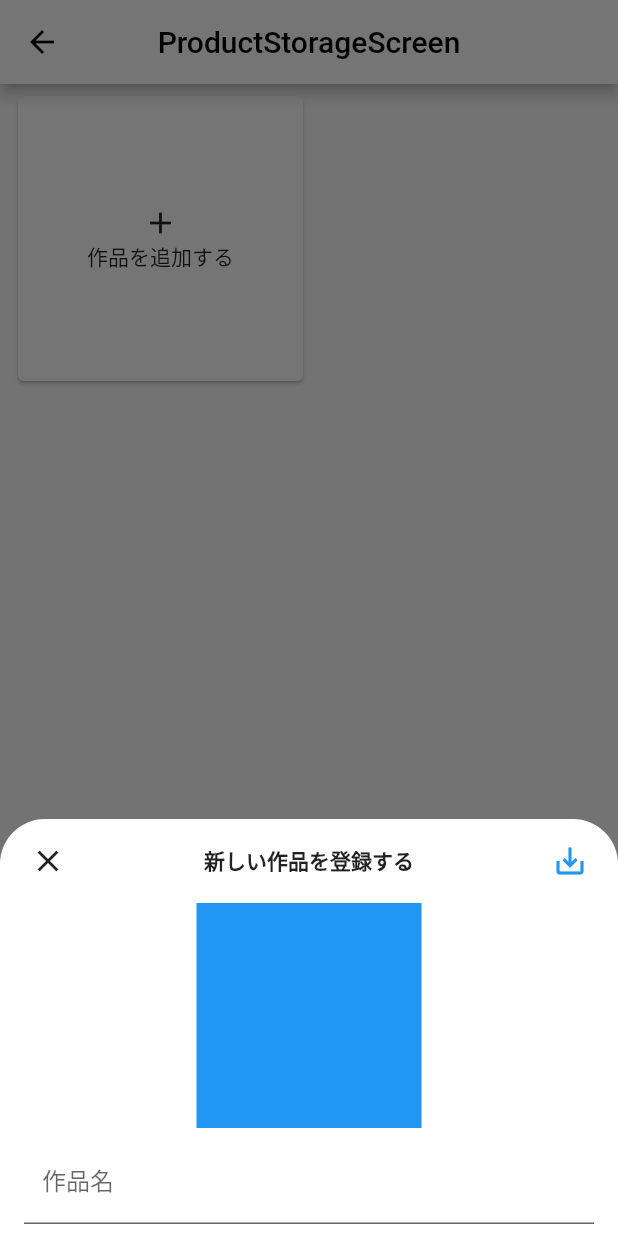
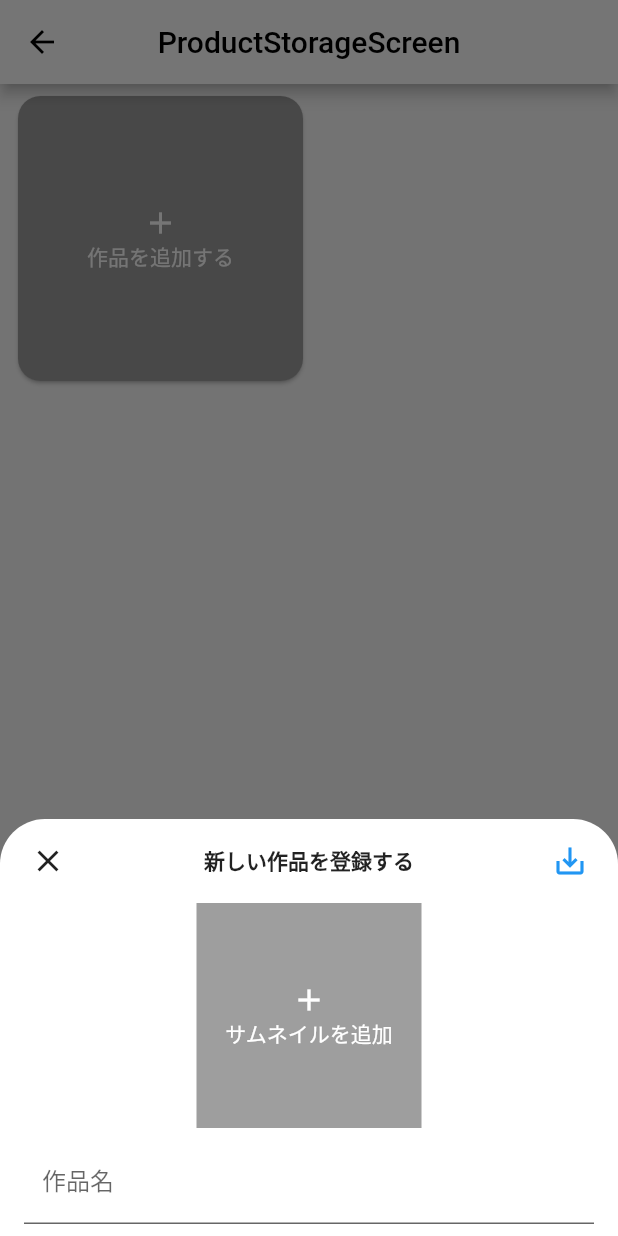
Before and after one commit to san-taki/dojin_hub, a Flutter app: the ProductStorageScreen screen opened by its route, after a tap on "作品を追加する", on a phone screen of 412 x 824 dp. Run offline on Flutter 3.47's test engine with Material 2 defaults, Android fonts, the light colour scheme and no system bars; our stand-ins replace file_picker, flutter_hooks, flutter_riverpod, fluttertoast, freezed_annotation, hooks_riverpod and 1 more; missing offline and left inert: enum_to_string; statements that could not run were skipped.

Commit message:
画像の加工まわりを修正

```diff
--- a/lib/generated_plugin_registrant.dart
+++ b/lib/generated_plugin_registrant.dart
@@ -5,11 +5,13 @@
 // ignore_for_file: lines_longer_than_80_chars
 
 import 'package:file_picker/src/file_picker_web.dart';
+import 'package:fluttertoast/fluttertoast_web.dart';
 
 import 'package:flutter_web_plugins/flutter_web_plugins.dart';
 
 // ignore: public_member_api_docs
 void registerPlugins(Registrar registrar) {
   FilePickerWeb.registerWith(registrar);
+  FluttertoastWebPlugin.registerWith(registrar);
   registrar.registerMessageHandler();
 }
--- a/lib/ui/component/dialog/alert_dialog.dart
+++ b/lib/ui/component/dialog/alert_dialog.dart
@@ -7,15 +7,15 @@ import 'package:flutter/material.dart';
 /// tips: https://qiita.com/hiesiea/items/807e3ca2b57ed37e4a9b
 class AppDialog {
   static AppDialog? _instance;
+  BuildContext context;
+  DialogParam param;
 
-  AppDialog._();
+  AppDialog._(this.context, this.param);
 
-  factory AppDialog() => _instance == null ? AppDialog._() : _instance!;
+  factory AppDialog(BuildContext context, DialogParam param) =>
+      _instance == null ? AppDialog._(context, param) : _instance!;
 
-  void show(
-    BuildContext context,
-    DialogParam param,
-  ) async {
+  void show() async {
     if (Platform.isIOS) {
       await showCupertinoDialog<void>(
         context: context,
--- a/lib/ui/component/text_field/text_field.dart
+++ b/lib/ui/component/text_field/text_field.dart
@@ -47,7 +47,7 @@ class TextForm extends ComponentType {
                 border: UnderlineInputBorder(),
                 labelText: label,
                 suffixIcon: type.suffixIcon(),
-            ),
+                errorText: null),
           ),
         ),
       ),
--- a/lib/ui/screen/create_product_screen.dart
+++ b/lib/ui/screen/create_product_screen.dart
@@ -5,10 +5,12 @@ import 'package:dojin_hub/provider/screen_model_provider.dart';
 import 'package:dojin_hub/ui/component/dialog/alert_dialog.dart';
 import 'package:dojin_hub/ui/component/text_field/text_field.dart';
 import 'package:dojin_hub/ui/screen/screen_type.dart';
+import 'package:dojin_hub/ui/screen_model/create_product_screen_model.dart';
 import 'package:file_picker/file_picker.dart';
 import 'package:flutter/material.dart';
 import 'package:flutter/widgets.dart';
 import 'package:flutter_hooks/flutter_hooks.dart';
+import 'package:fluttertoast/fluttertoast.dart';
 import 'package:hooks_riverpod/hooks_riverpod.dart';
 
 class CreateProductScreen extends HookWidget implements ScreenType {
@@ -33,14 +35,14 @@ class CreateProductScreen extends HookWidget implements ScreenType {
                     child: IconButton(
                       icon: Icon(Icons.close),
                       onPressed: () {
-                        AppDialog().show(
+                        AppDialog(
                           context,
                           ErrorDialogParam(
                             context: context,
                             onAction: (result) => Navigator.pop(context),
                             message: '編集中のデータを破棄します。よろしいですか？',
                           ),
-                        );
+                        ).show();
                       },
                     ),
                   ),
@@ -53,8 +55,12 @@ class CreateProductScreen extends HookWidget implements ScreenType {
                         color: Colors.blue,
                       ),
                       onPressed: () {
-                        screenModel.saveProduct();
-                        Navigator.of(context).pop();
+                        if (screenModel.textFieldListener.text.isEmpty) {
+                          _showErrorToast();
+                        } else {
+                          screenModel.saveProduct();
+                          Navigator.of(context).pop();
+                        }
                       },
                     ),
                   ),
@@ -72,7 +78,7 @@ class CreateProductScreen extends HookWidget implements ScreenType {
               child: Column(
                 mainAxisSize: MainAxisSize.min,
                 children: [
-                  _buildImageWindow(context),
+                  _buildImageWindow(context, screenModel),
                   TextForm(
                     label: '作品名',
                     listener: screenModel.textFieldListener,
@@ -86,7 +92,10 @@ class CreateProductScreen extends HookWidget implements ScreenType {
     );
   }
 
-  Widget _buildImageWindow(BuildContext context) {
+  Widget _buildImageWindow(
+    BuildContext context,
+    CreateProductScreenModel screenModel,
+  ) {
     return Container(
       child: SizedBox(
         height: 150,
@@ -98,19 +107,57 @@ class CreateProductScreen extends HookWidget implements ScreenType {
             if (result != null) {
               var path = result.files.single.path;
               if (path != null) {
-                File file = File(path);
-                Image.file(file);
-                // TODO: このイメージを表示させる
+                screenModel.setThumbnailPath(path);
+              } else {
+                DebugLog.d('path is null');
               }
             } else {
               DebugLog.d('User canceled the picker');
             }
           },
-          child: Container(
-            color: Colors.blue,
-          ),
+          child: screenModel.thumbnailPath.isNotEmpty
+              ? Container(
+                  decoration: BoxDecoration(
+                    image: DecorationImage(
+                      fit: BoxFit.fitWidth,
+                      alignment: FractionalOffset.center,
+                      image: Image.file(
+                        File(screenModel.thumbnailPath),
+                        fit: BoxFit.cover,
+                      ).image,
+                    ),
+                  ),
+                )
+              : Container(
+                  color: Colors.grey,
+                  child: Column(
+                    mainAxisAlignment: MainAxisAlignment.center,
+                    children: [
+                      Icon(
+                        Icons.add,
+                        color: Colors.white,
+                      ),
+                      Text(
+                        'サムネイルを追加',
+                        style: TextStyle(color: Colors.white),
+                      ),
+                    ],
+                  ),
+                ),
         ),
       ),
     );
   }
+
+  void _showErrorToast() {
+    Fluttertoast.showToast(
+      msg: 'エラー',
+      toastLength: Toast.LENGTH_SHORT,
+      gravity: ToastGravity.BOTTOM,
+      timeInSecForIosWeb: 1,
+      backgroundColor: Colors.black54,
+      textColor: Colors.white,
+      fontSize: 12,
+    );
+  }
 }
--- a/lib/ui/screen/product_storage_screen.dart
+++ b/lib/ui/screen/product_storage_screen.dart
@@ -1,3 +1,4 @@
+import 'dart:io';
 
 import 'package:dojin_hub/provider/screen_model_provider.dart';
 import 'package:dojin_hub/provider/temporary_provider.dart';
@@ -34,6 +35,10 @@ class ProductStorageScreen extends HookWidget implements ScreenType {
         children: screenModel.productStorage.products
             .map(
               (product) => Card(
+                clipBehavior: Clip.antiAlias,
+                shape: RoundedRectangleBorder(
+                  borderRadius: BorderRadius.circular(15),
+                ),
                 child: InkWell(
                   onTap: () {
                     detailScreenPosition.state =
@@ -42,9 +47,28 @@ class ProductStorageScreen extends HookWidget implements ScreenType {
                   },
                   child: Stack(
                     children: [
-                      Align(
-                        alignment: Alignment.center,
-                        child: Text(product.title),
+                      Container(
+                        decoration: BoxDecoration(
+                          image: DecorationImage(
+                            fit: BoxFit.fitWidth,
+                            alignment: FractionalOffset.center,
+                            image: Image.file(
+                              File(product.thumbnailPath),
+                              fit: BoxFit.cover,
+                            ).image,
+                          ),
+                        ),
+                      ),
+                      Container(
+                        padding: EdgeInsets.all(8),
+                        alignment: Alignment.bottomCenter,
+                        child: Text(
+                          product.title,
+                          style: TextStyle(
+                            fontWeight: FontWeight.bold,
+                            fontSize: 15,
+                          ),
+                        ),
                       ),
                       Visibility(
                         visible: product.soldOut,
@@ -65,14 +89,24 @@ class ProductStorageScreen extends HookWidget implements ScreenType {
             .toList()
               ..add(
                 Card(
+                  color: Colors.grey,
+                  shape: RoundedRectangleBorder(
+                    borderRadius: BorderRadius.circular(15),
+                  ),
                   child: InkWell(
                     onTap: () =>
                         _showAddProductBottomSheet(context, screenModel),
                     child: Column(
                       mainAxisAlignment: MainAxisAlignment.center,
                       children: [
-                        Icon(Icons.add),
-                        Text('作品を追加する'),
+                        Icon(
+                          Icons.add,
+                          color: Colors.white,
+                        ),
+                        Text(
+                          '作品を追加する',
+                          style: TextStyle(color: Colors.white),
+                        ),
                       ],
                     ),
                   ),
--- a/pubspec.yaml
+++ b/pubspec.yaml
@@ -28,6 +28,7 @@ dependencies:
   flutter_state_notifier: ^0.7.0
 
   file_picker: ^3.0.2+2
+  fluttertoast: ^8.0.7
 
 dev_dependencies:
   flutter_test:
```
Also changed, not shown: 2 other files. Lines whose indentation alone changed are shown as unchanged.
